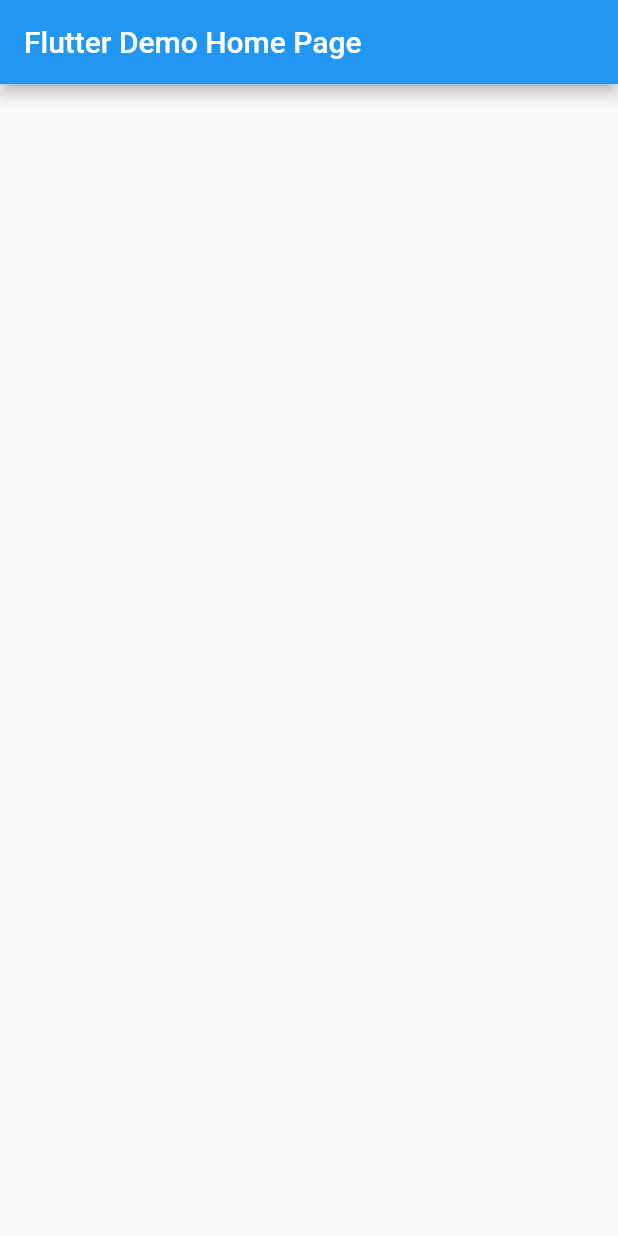
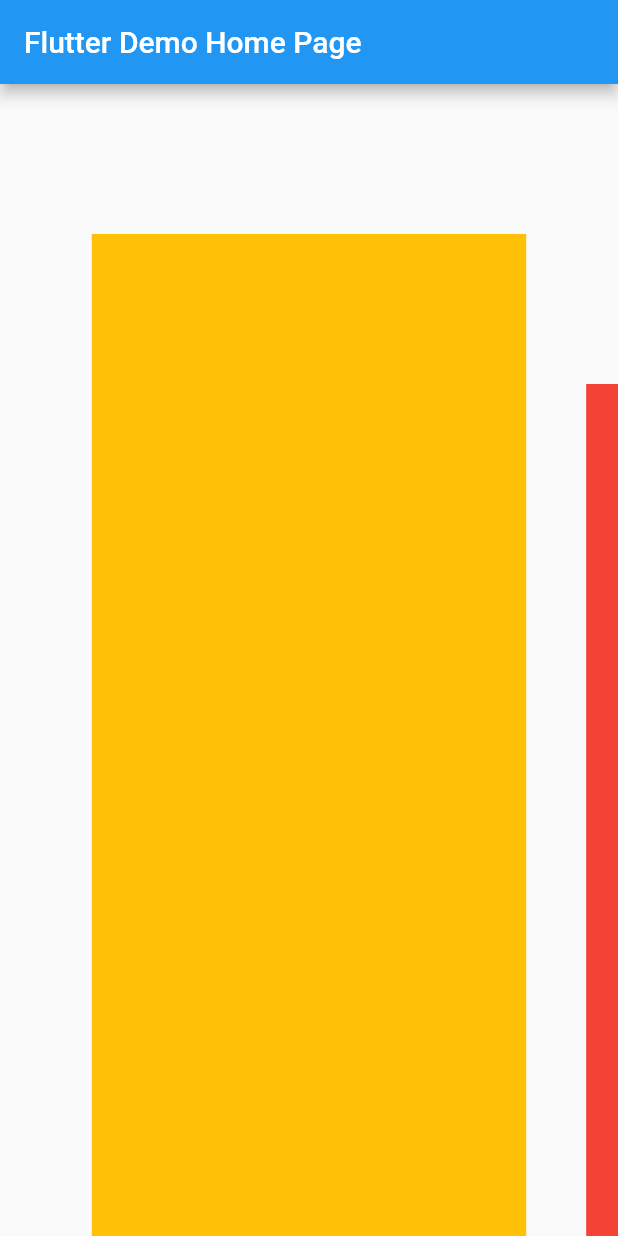
Before and after one commit to Girish21/pager_animation, a Flutter app: the screen it shows after launch, on a phone screen of 412 x 824 dp. Run offline on Flutter 3.47's test engine with Material 2 defaults, Android fonts, the phone set to English and light mode, and no system bars.

Commit message:
simple swiper

```diff
--- a/lib/main.dart
+++ b/lib/main.dart
@@ -28,14 +28,71 @@ class MyHomePage extends StatefulWidget {
 }
 
 class _MyHomePageState extends State<MyHomePage> {
+  final _ctrler = PageController(viewportFraction: 0.8);
+  int _currentPage = 0;
+
+  @override
+  void initState() {
+    super.initState();
+    _ctrler.addListener(() {
+      final next = _ctrler.page.round();
+      if (_currentPage != next)
+        setState(() {
+          _currentPage = next;
+        });
+    });
+  }
+
   @override
   Widget build(BuildContext context) {
     return Scaffold(
       appBar: AppBar(
         title: Text(widget.title),
       ),
-      body: Center(
-        child: Column(),
+      body: PageView(
+        controller: _ctrler,
+        children: [
+          Container(
+            margin: EdgeInsets.only(
+              top: _currentPage == 0 ? 100 : 200,
+              right: 20,
+              left: 20,
+            ),
+            color: Colors.amber,
+          ),
+          Container(
+            margin: EdgeInsets.only(
+              top: _currentPage == 1 ? 100 : 200,
+              right: 20,
+              left: 20,
+            ),
+            color: Colors.red,
+          ),
+          Container(
+            margin: EdgeInsets.only(
+              top: _currentPage == 2 ? 100 : 200,
+              right: 20,
+              left: 20,
+            ),
+            color: Colors.purple,
+          ),
+          Container(
+            margin: EdgeInsets.only(
+              top: _currentPage == 3 ? 100 : 200,
+              right: 20,
+              left: 20,
+            ),
+            color: Colors.green,
+          ),
+          Container(
+            margin: EdgeInsets.only(
+              top: _currentPage == 4 ? 100 : 200,
+              right: 20,
+              left: 20,
+            ),
+            color: Colors.amber,
+          ),
+        ],
       ),
     );
   }
```
